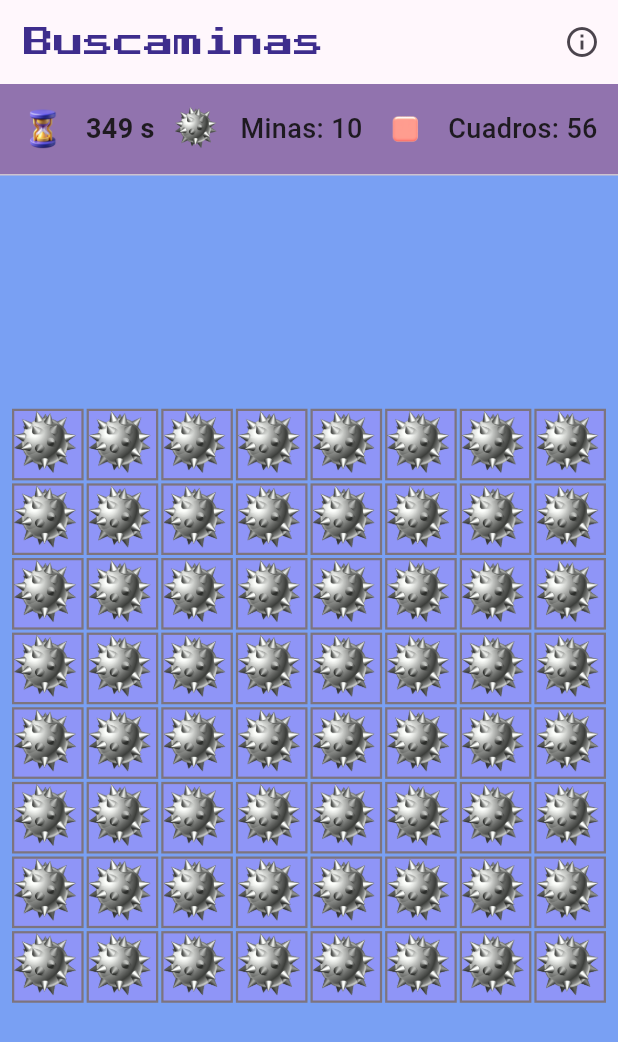
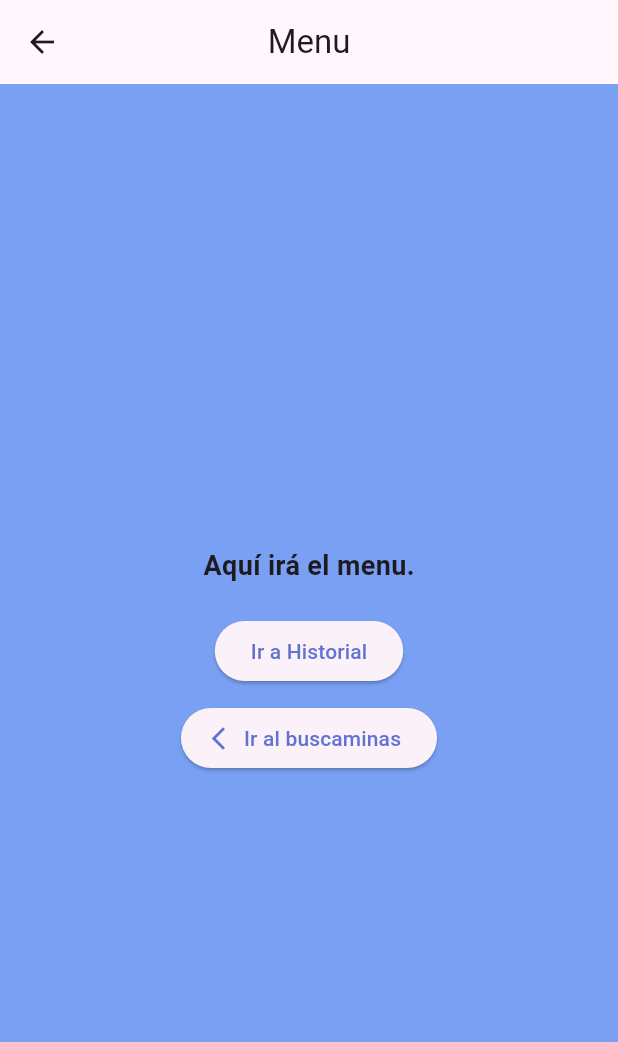
Before and after one commit to MariaJoseParedes/3479A321_2023479052, a Flutter app: the screen it shows after launch, on a phone screen of 412 x 824 dp. Shown: the top 1042 px of the screen. Run offline on Flutter 3.47's test engine with Material 3 defaults, Android fonts, the phone set to English and light mode, and no system bars; our stand-ins replace font_awesome_flutter, google_fonts, logger.

Commit message:
nuevas rutas en main, nuevo boton para regresar al menu

```diff
--- a/lib/main.dart
+++ b/lib/main.dart
@@ -6,7 +6,7 @@ import 'package:my_app/ui/screens/about.dart';
 import 'package:my_app/ui/screens/minesweeper_screen.dart';
 import 'package:my_app/ui/widgets/mine_cell.dart';
 import 'package:my_app/ui/screens/history_screen.dart';
-
+import 'package:my_app/ui/screens/menu_screen.dart';
 
 
 var logger = Logger();
@@ -24,6 +24,13 @@ class MyApp extends StatelessWidget {
   @override
   Widget build(BuildContext context) {
     return MaterialApp(
+      initialRoute: '/menu',
+      routes: {
+        '/menu': (context) => const MenuScreen(),
+        '/game': (context) => const MinesweeperScreen(),
+        '/history': (context) => const HistoryScreen(),
+        '/about': (context) => const AboutScreen(),
+        },
       title: 'Buscaminas',
       theme: ThemeData(
         colorScheme: ColorScheme.fromSeed(
@@ -42,7 +49,6 @@ class MyApp extends StatelessWidget {
         ),
         useMaterial3: true,
       ),
-      routes: {'/about': (_) => const HistoryScreen()},
       home: const MinesweeperScreen(), // Apunta a tu nueva pantalla
     );
   }
--- a/lib/ui/screens/menu_screen.dart
+++ b/lib/ui/screens/menu_screen.dart
@@ -0,0 +1,41 @@
+import 'package:flutter/material.dart';
+
+class MenuScreen extends StatelessWidget {
+  const MenuScreen({Key? key}) : super(key: key);
+
+  @override
+  Widget build(BuildContext context) {
+    return Scaffold(
+      appBar: AppBar(
+        title: const Text('Menu'),
+        centerTitle: true,
+      ),
+      body: Center(
+        // Usamos Column para poner un widget debajo de otro
+        child: Column(
+          mainAxisAlignment: MainAxisAlignment.center,
+          children: [
+            const Text(
+              'Aquí irá el menu.',
+              style: TextStyle(fontSize: 18, fontWeight: FontWeight.bold),
+            ),
+            const SizedBox(height: 20), // Un pequeño espacio entre el texto y los botones
+
+            ElevatedButton(
+              onPressed: () => Navigator.pushNamed(context, '/history'),
+              child: const Text('Ir a Historial'),
+            ),
+
+            const SizedBox(height: 10), // Espacio entre botones
+
+            ElevatedButton.icon(
+              onPressed: () => Navigator.pop(context),
+              icon: const Icon(Icons.arrow_back_ios_new),
+              label: const Text('Ir al buscaminas'),
+            ),
+          ],
+        ),
+      ),
+    );
+  }
+}
--- a/lib/ui/screens/minesweeper_screen.dart
+++ b/lib/ui/screens/minesweeper_screen.dart
@@ -26,6 +26,14 @@ class MinesweeperScreen extends StatelessWidget {
               Navigator.pushNamed(context, '/about');
             },
           ),
+          IconButton(
+            icon: const Icon(Icons.offline_pin),
+            tooltip: 'Menu',
+            onPressed: () {
+              Navigator.pushNamed(context, '/menu');
+            },
+          ),
+
         ],
       ),
       body: SafeArea(
```
